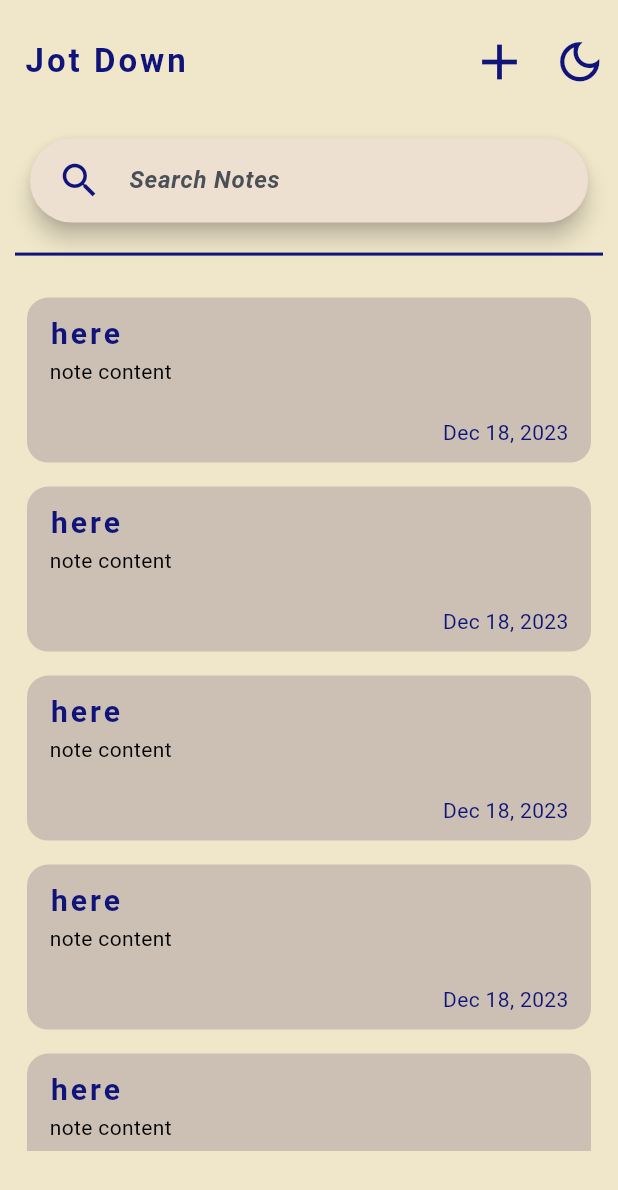
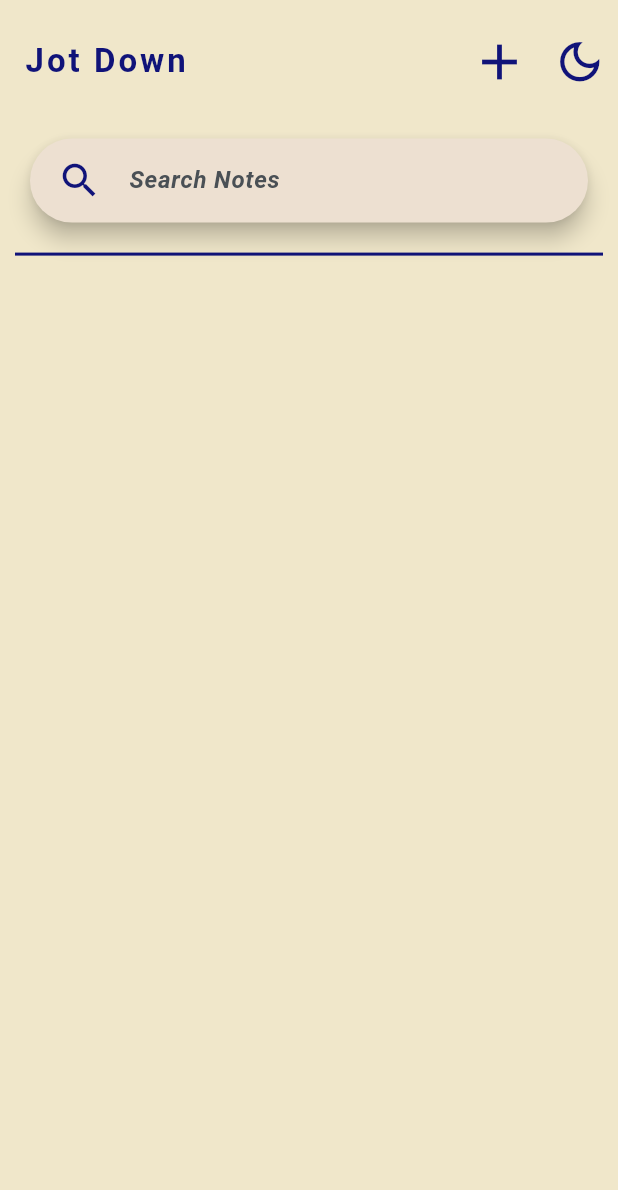
Before and after one commit to kaleabSolomon/jotdown, a Flutter app: the screen it shows after launch, on a phone screen of 412 x 824 dp. Shown: the top 1190 px of the screen. Run offline on Flutter 3.47's test engine with Material 3 defaults, Android fonts, the phone set to English and light mode, and no system bars; our stand-ins replace hive, hive_flutter; accounts and stored records are empty.

Commit message:
display notes on homepage

```diff
--- a/lib/pages/add_note_page.dart
+++ b/lib/pages/add_note_page.dart
@@ -66,6 +66,7 @@ class _AddNotePageState extends State<AddNotePage> {
             // save notes to hive
             try {
               notesBox.add(note);
+              //TODO: add some kind of message that the note is added or failed
             } catch (e) {
               print('Error adding note to Hive: $e');
             }
@@ -74,9 +75,6 @@ class _AddNotePageState extends State<AddNotePage> {
             _titleController.clear();
             _contentController.clear();
           }
-          notesBox.values.toList().forEach(
-                (element) => print(element.toString()),
-              );
         },
         icon: Icon(
             color: Theme.of(context).colorScheme.primary, size: 30, Icons.save),
--- a/lib/pages/home_page.dart
+++ b/lib/pages/home_page.dart
@@ -1,4 +1,6 @@
 import 'package:flutter/material.dart';
+import 'package:hive/hive.dart';
+import 'package:jotdown/model/note.dart';
 import 'package:jotdown/pages/add_note_page.dart';
 import 'package:jotdown/theme/theme_provider.dart';
 import 'package:jotdown/widgets/appbar.dart';
@@ -40,6 +42,10 @@ class _HomePageState extends State<HomePage> {
 
   @override
   Widget build(BuildContext context) {
+    final notesBox = Hive.box<Note>('notesBox');
+
+    // Get all the notes from the box
+    List<Note> notes = notesBox.values.toList();
     isDarkMode = Provider.of<ThemeProvider>(context).isDarkMode;
     return Scaffold(
         resizeToAvoidBottomInset: false,
@@ -62,12 +68,12 @@ class _HomePageState extends State<HomePage> {
                     child: SizedBox(
                   height: MediaQuery.of(context).size.height * 0.7,
                   child: ListView.builder(
-                      itemCount: 8,
+                      itemCount: notes.length,
                       itemBuilder: (BuildContext context, int index) {
                         return NoteTile(
-                          title: 'here',
-                          content: 'note content',
-                          createdAt: DateTime.now(),
+                          title: notes[index].title,
+                          content: notes[index].content,
+                          createdAt: notes[index].createdAt,
                         );
                       }),
                 )),
--- a/pubspec.yaml
+++ b/pubspec.yaml
@@ -38,6 +38,7 @@ dependencies:
   hive: ^2.2.3
   hive_flutter: ^1.1.0
   intl: ^0.19.0
+  fluttertoast: ^8.2.4
 
 dev_dependencies:
   flutter_test:
```
Also changed, not shown: pubspec.lock.
